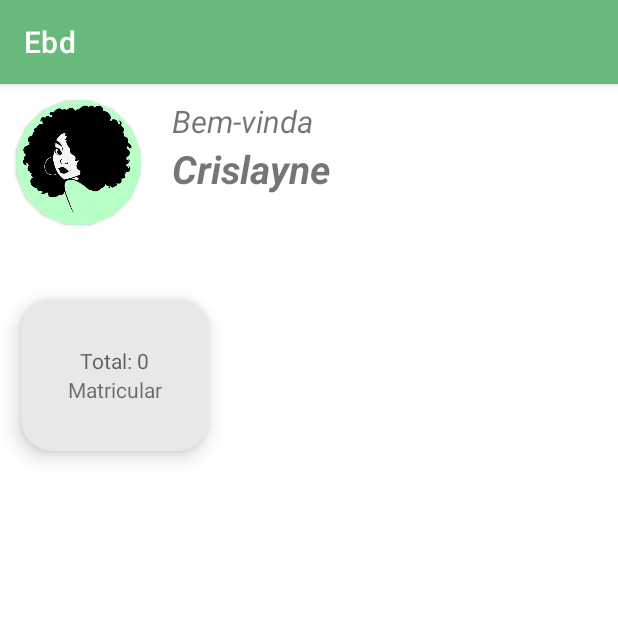
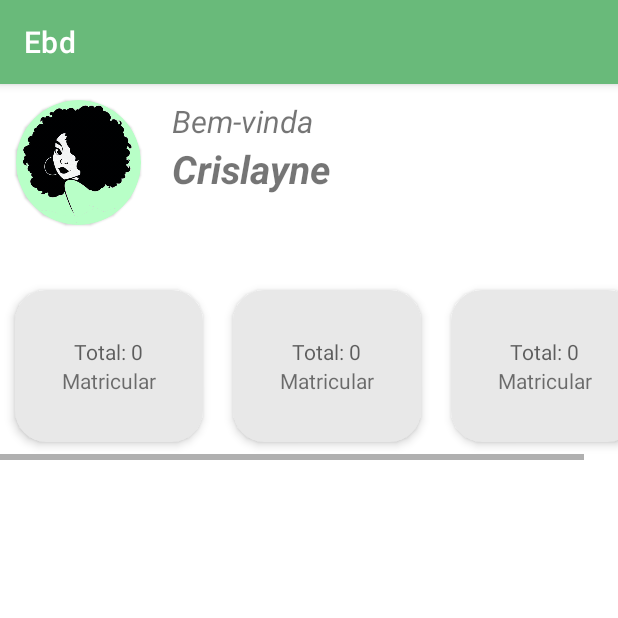
Before and after one commit to matheuspaz123/Ebd, an Android app: the HomeFragment screen opened through its navigation route, on a phone screen of 412 x 824 dp, the top half of it. Run offline under Robolectric (Android 15) with nearby library versions, the phone set to English and light mode, and no system bars; our stand-ins replace sdp/ssp sizes; 2 statements that could not run were skipped.

Commit message:
Fragment home

```diff
--- a/app/src/main/res/layout/fragment_home.xml
+++ b/app/src/main/res/layout/fragment_home.xml
@@ -53,18 +53,16 @@
                 app:layout_constraintLeft_toRightOf="@+id/home_cv_image"
                 app:layout_constraintTop_toBottomOf="@+id/home_tv_welcome" />
 
-            <androidx.core.widget.NestedScrollView
-                android:layout_width="wrap_content"
+            <HorizontalScrollView
+                android:layout_width="match_parent"
                 android:layout_height="wrap_content"
                 android:layout_marginTop="@dimen/_24sdp"
-                android:orientation="horizontal"
                 app:layout_constraintLeft_toLeftOf="parent"
                 app:layout_constraintTop_toBottomOf="@+id/home_cv_image">
 
                 <LinearLayout
-                    android:layout_width="wrap_content"
-                    android:layout_height="wrap_content"
-                    android:orientation="horizontal">
+                    android:layout_width="match_parent"
+                    android:layout_height="wrap_content">
 
                     <com.google.android.material.card.MaterialCardView
                         android:layout_width="wrap_content"
@@ -72,7 +70,7 @@
                         android:backgroundTint="@color/cardbackground"
                         android:clickable="true"
                         app:cardCornerRadius="@dimen/_16sdp"
-                        app:cardElevation="@dimen/_6sdp"
+                        app:cardElevation="@dimen/_3sdp"
                         app:cardUseCompatPadding="true">
 
                         <LinearLayout
@@ -97,10 +95,80 @@
 
                     </com.google.android.material.card.MaterialCardView>
 
+                    <com.google.android.material.card.MaterialCardView
+                        android:layout_width="wrap_content"
+                        android:layout_height="wrap_content"
+                        android:backgroundTint="@color/cardbackground"
+                        android:clickable="true"
+                        app:cardCornerRadius="@dimen/_16sdp"
+                        app:cardElevation="@dimen/_3sdp"
+                        app:cardUseCompatPadding="true">
+
+                        <LinearLayout
+                            android:layout_width="wrap_content"
+                            android:layout_height="wrap_content"
+                            android:orientation="vertical"
+                            android:padding="@dimen/_24sdp">
+
+                            <com.google.android.material.textview.MaterialTextView
+                                android:layout_width="wrap_content"
+                                android:layout_height="wrap_content"
+                                android:layout_gravity="center"
+                                android:hint="Total: 0" />
+
+                            <com.google.android.material.textview.MaterialTextView
+                                android:layout_width="wrap_content"
+                                android:layout_height="wrap_content"
+                                android:gravity="center"
+                                android:text="Matricular" />
+                        </LinearLayout>
+
+
+                    </com.google.android.material.card.MaterialCardView>
+
+                    <com.google.android.material.card.MaterialCardView
+                        android:layout_width="wrap_content"
+                        android:layout_height="wrap_content"
+                        android:backgroundTint="@color/cardbackground"
+                        android:clickable="true"
+                        app:cardCornerRadius="@dimen/_16sdp"
+                        app:cardElevation="@dimen/_3sdp"
+                        app:cardUseCompatPadding="true">
+
+                        <LinearLayout
+                            android:layout_width="wrap_content"
+                            android:layout_height="wrap_content"
+                            android:orientation="vertical"
+                            android:padding="@dimen/_24sdp">
+
+                            <com.google.android.material.textview.MaterialTextView
+                                android:layout_width="wrap_content"
+                                android:layout_height="wrap_content"
+                                android:layout_gravity="center"
+                                android:hint="Total: 0" />
+
+                            <com.google.android.material.textview.MaterialTextView
+                                android:layout_width="wrap_content"
+                                android:layout_height="wrap_content"
+                                android:gravity="center"
+                                android:text="Matricular" />
+                        </LinearLayout>
+
+
+                    </com.google.android.material.card.MaterialCardView>
+
+
+
+
                 </LinearLayout>
 
 
-            </androidx.core.widget.NestedScrollView>
+
+
+
+
+
+            </HorizontalScrollView>
 
 
         </androidx.constraintlayout.widget.ConstraintLayout>
```
Also changed, not shown: app/src/main/res/layout/home_barra_matricula.xml (added, +79 -0 lines).
